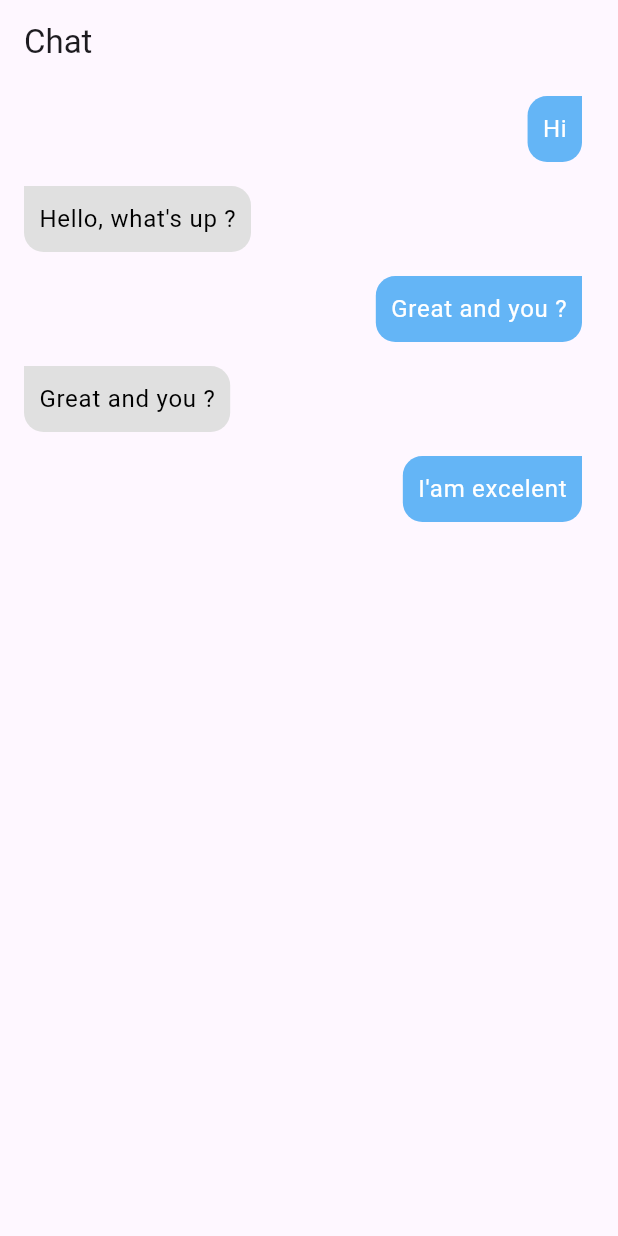
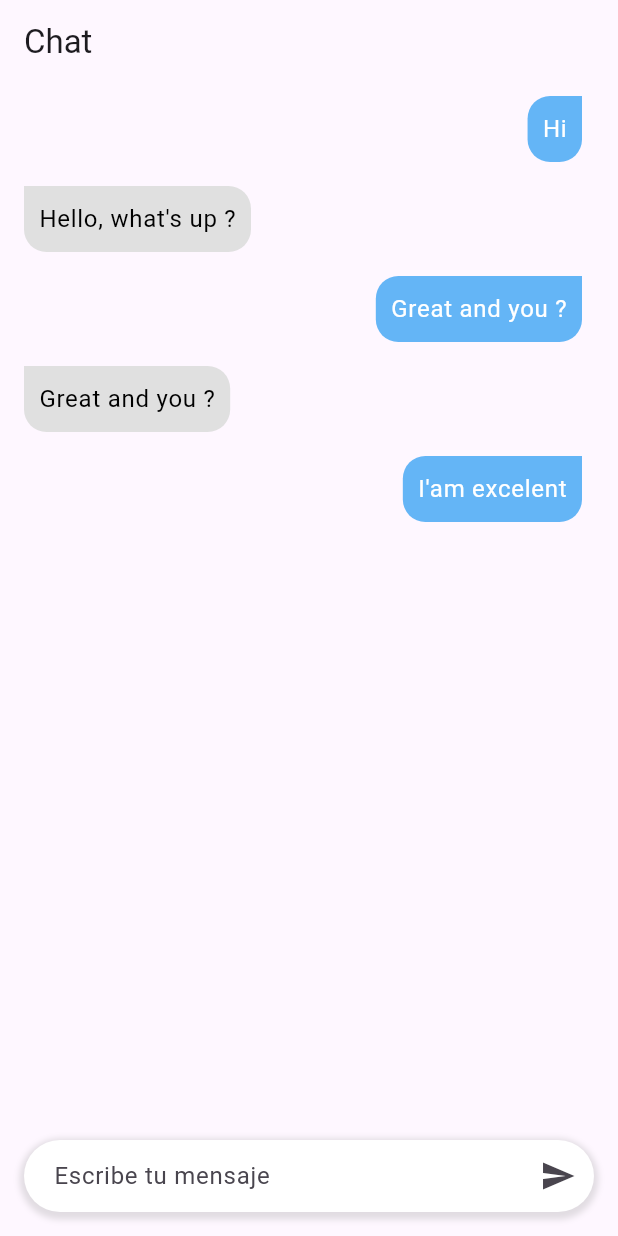
Before and after one commit to silverblade34/app_gemini_chat, a Flutter app: the screen it shows after launch, on a phone screen of 412 x 824 dp. Run offline on Flutter 3.47's test engine with Material 3 defaults, Android fonts, the phone set to English and light mode, and no system bars; our stand-ins replace get.

Commit message:
Add: Input Bottom Homepage

```diff
--- a/lib/app/controllers/home_controller.dart
+++ b/lib/app/controllers/home_controller.dart
@@ -1,4 +1,5 @@
 import 'package:app_gemini_chat/app/data/models/message_model.dart';
+import 'package:flutter/material.dart';
 import 'package:get/get.dart';
 
 class HomeController extends GetxController {
@@ -9,4 +10,6 @@ class HomeController extends GetxController {
     MessageModel(text: "Great and you ?", isUser: false),
     MessageModel(text: "I'am excelent", isUser: true),
   ];
+
+  TextEditingController inputMessage = TextEditingController();
 }
--- a/lib/app/ui/pages/home_page.dart
+++ b/lib/app/ui/pages/home_page.dart
@@ -9,39 +9,88 @@ class HomePage extends GetView<HomeController> {
   Widget build(BuildContext context) {
     return Scaffold(
       appBar: AppBar(title: const Text('Chat')),
-      body: ListView.builder(
+      body: Column(
+        children: [
+          Expanded(
+            child: ListView.builder(
               itemCount: controller.messages.length,
               itemBuilder: (context, index) {
                 final message = controller.messages[index];
                 return ListTile(
                   title: Align(
-              alignment: message.isUser ? Alignment.centerRight : Alignment.centerLeft,
+                    alignment: message.isUser
+                        ? Alignment.centerRight
+                        : Alignment.centerLeft,
                     child: Container(
                       padding: const EdgeInsets.all(10),
                       decoration: BoxDecoration(
-                  color: message.isUser ? Colors.blue[300] : Colors.grey[300],
+                        color: message.isUser
+                            ? Colors.blue[300]
+                            : Colors.grey[300],
                         borderRadius: message.isUser
                             ? const BorderRadius.only(
-                          topLeft: Radius.circular(13),
-                          bottomRight: Radius.circular(13),
-                          bottomLeft: Radius.circular(13),
+                                topLeft: Radius.circular(15),
+                                bottomRight: Radius.circular(15),
+                                bottomLeft: Radius.circular(15),
                               )
                             : const BorderRadius.only(
-                          topRight: Radius.circular(13),
-                          bottomRight: Radius.circular(13),
-                          bottomLeft: Radius.circular(13),
+                                topRight: Radius.circular(15),
+                                bottomRight: Radius.circular(15),
+                                bottomLeft: Radius.circular(15),
                               ),
                       ),
                       child: Text(
                         message.text,
                         style: TextStyle(
-                      color: message.isUser ? Colors.white : Colors.black),
+                            color:
+                                message.isUser ? Colors.white : Colors.black),
                       ),
                     ),
                   ),
                 );
               },
             ),
+          ),
+          Padding(
+            padding: const EdgeInsets.all(16.0),
+            child: Container(
+              decoration: BoxDecoration(
+                color: Colors.white,
+                borderRadius: BorderRadius.circular(30),
+                boxShadow: [
+                  BoxShadow(
+                    color: Colors.grey.withOpacity(0.3),
+                    spreadRadius: 3,
+                    blurRadius: 3,
+                    offset: const Offset(0, 2),
+                  ),
+                ],
+              ),
+              child: Row(
+                children: [
+                  Expanded(
+                    child: TextField(
+                      controller: controller.inputMessage,
+                      decoration: const InputDecoration(
+                        hintText: "Escribe tu mensaje",
+                        border: InputBorder.none,
+                        contentPadding: EdgeInsets.symmetric(horizontal: 20),
+                      ),
+                    ),
+                  ),
+                  const SizedBox(
+                    width: 8,
+                  ),
+                  IconButton(
+                    onPressed: () {},
+                    icon: const Icon(Icons.send),
+                  )
+                ],
+              ),
+            ),
+          ),
+        ],
+      ),
     );
   }
 }
--- a/lib/main.dart
+++ b/lib/main.dart
@@ -9,6 +9,7 @@ void main() {
       colorScheme: ColorScheme.fromSeed(seedColor: Colors.deepPurple),
       useMaterial3: true,
     ),
+    debugShowCheckedModeBanner: false,
     defaultTransition: Transition.fadeIn,
     initialRoute: Routes.HOME,
     getPages: AppPages.pages,
```
Lines whose indentation alone changed are shown as unchanged.
